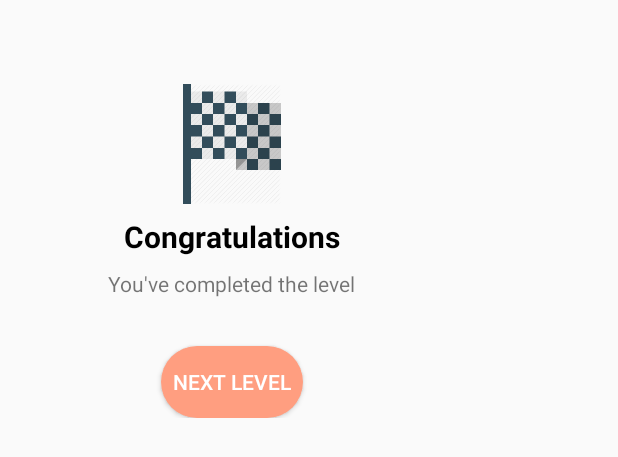
After one commit to maksouth/satellite-android-game, an Android app: the layout finish_dialog.xml on its own in the app's theme, with its tools: preview values and no code run, on a phone screen of 412 x 824 dp. The commit adds this screen. Shown: the top 457 px of the screen. Run offline under Robolectric (Android 15) with nearby library versions, the phone set to English and light mode, and no system bars.

Commit message:
add finish button

```diff
--- a/app/build.gradle
+++ b/app/build.gradle
@@ -30,6 +30,8 @@ dependencies {
     testImplementation 'junit:junit:4.12'
     androidTestImplementation 'com.android.support.test:runner:1.0.2'
     androidTestImplementation 'com.android.support.test.espresso:espresso-core:3.0.2'
+    //ui
+    implementation 'com.android.support:cardview-v7:28.0.0'
     //coroutines
     implementation 'org.jetbrains.kotlinx:kotlinx-coroutines-core:1.0.0'
     implementation "org.jetbrains.kotlinx:kotlinx-coroutines-android:1.0.0"
--- /dev/null
+++ b/app/src/main/java/name/mharbovskyi/satellitegame/presentation/play/view/FinishSuccessDialog.kt
@@ -0,0 +1,22 @@
+package name.mharbovskyi.satellitegame.presentation.play.view
+
+import android.app.Activity
+import android.app.Dialog
+import android.os.Bundle
+import android.view.Window
+import android.widget.Toast
+import name.mharbovskyi.satellitegame.R
+
+class FinishSuccessDialog(activity: Activity)
+    : Dialog(activity)
+{
+    override fun onCreate(savedInstanceState: Bundle?) {
+        super.onCreate(savedInstanceState)
+        requestWindowFeature(Window.FEATURE_NO_TITLE)
+        setContentView(R.layout.finish_dialog)
+
+        finish_button.setOnClickListener{
+            Toast.makeText(this, "Not ready yet", Toast.LENGTH_SHORT).show()
+        }
+    }
+}
--- a/app/src/main/java/name/mharbovskyi/satellitegame/presentation/play/view/PlayActivity.kt
+++ b/app/src/main/java/name/mharbovskyi/satellitegame/presentation/play/view/PlayActivity.kt
@@ -78,7 +78,8 @@ class PlayActivity : Activity(), PlayContract.View {
     }
 
     override fun showFinish(location: Location) {
-        Toast.makeText(this, "Finish", Toast.LENGTH_SHORT).show()
+        val dialog = FinishSuccessDialog(this)
+        dialog.show()
     }
 
     override fun hideLoading() {
--- /dev/null
+++ b/app/src/main/res/drawable-v24/button_background.xml
@@ -0,0 +1,8 @@
+<?xml version="1.0" encoding="utf-8"?>
+<shape xmlns:android="http://schemas.android.com/apk/res/android"
+    android:shape="rectangle">
+
+    <solid android:color="@color/persik"/>
+    <corners android:radius="50dp" />
+
+</shape>
--- /dev/null
+++ b/app/src/main/res/layout/finish_dialog.xml
@@ -0,0 +1,43 @@
+<?xml version="1.0" encoding="utf-8"?>
+
+<android.support.constraint.ConstraintLayout xmlns:android="http://schemas.android.com/apk/res/android"
+                                             xmlns:app="http://schemas.android.com/apk/res-auto"
+                                             xmlns:tools="http://schemas.android.com/tools"
+                                             android:layout_width="wrap_content"
+                                             android:layout_height="wrap_content" android:paddingLeft="64dp"
+                                             android:paddingRight="64dp" android:paddingBottom="24dp"
+                                             android:paddingTop="24dp">
+
+    <Button
+            android:text="Next level"
+            android:layout_width="wrap_content"
+            android:layout_height="wrap_content"
+            android:id="@+id/finish_button" app:layout_constraintEnd_toEndOf="parent" android:layout_marginEnd="8dp"
+            app:layout_constraintStart_toStartOf="parent" android:layout_marginStart="8dp"
+            app:layout_constraintHorizontal_bias="0.501"
+            android:background="@drawable/button_background" android:layout_marginTop="32dp"
+            app:layout_constraintTop_toBottomOf="@+id/textView" android:textColor="@android:color/background_light"
+            android:paddingLeft="8dp" android:paddingRight="8dp"/>
+    <ImageView
+            android:layout_width="80dp"
+            android:layout_height="80dp"
+            android:id="@+id/imageView" android:layout_marginTop="32dp"
+            app:layout_constraintTop_toTopOf="parent" app:layout_constraintEnd_toEndOf="parent"
+            android:layout_marginEnd="8dp" app:layout_constraintStart_toStartOf="parent"
+            android:layout_marginStart="8dp" android:src="@drawable/finish"/>
+    <TextView
+            android:text="Congratulations"
+            android:layout_width="wrap_content"
+            android:layout_height="wrap_content"
+            android:id="@+id/textView2" app:layout_constraintEnd_toEndOf="parent" android:layout_marginEnd="8dp"
+            app:layout_constraintStart_toStartOf="parent" android:layout_marginStart="8dp"
+            android:layout_marginTop="8dp" app:layout_constraintTop_toBottomOf="@+id/imageView"
+            android:textColor="@android:color/black" android:textSize="20sp" android:textStyle="bold"/>
+    <TextView
+            android:text="You've completed the level"
+            android:layout_width="wrap_content"
+            android:layout_height="wrap_content"
+            android:id="@+id/textView" app:layout_constraintStart_toStartOf="parent" android:layout_marginStart="8dp"
+            app:layout_constraintEnd_toEndOf="parent" android:layout_marginEnd="8dp" android:layout_marginTop="8dp"
+            app:layout_constraintTop_toBottomOf="@+id/textView2"/>
+</android.support.constraint.ConstraintLayout>
--- a/app/src/main/res/values/colors.xml
+++ b/app/src/main/res/values/colors.xml
@@ -3,4 +3,5 @@
     <color name="colorPrimary">#008577</color>
     <color name="colorPrimaryDark">#00574B</color>
     <color name="colorAccent">#D81B60</color>
+    <color name="persik">#ff9e80</color>
 </resources>
```
Also changed, not shown: app/src/main/res/drawable-v24/finish.png (added), app/src/main/res/drawable-v24/fw_blue.png (added), app/src/main/res/drawable-v24/fw_red.png (added).
